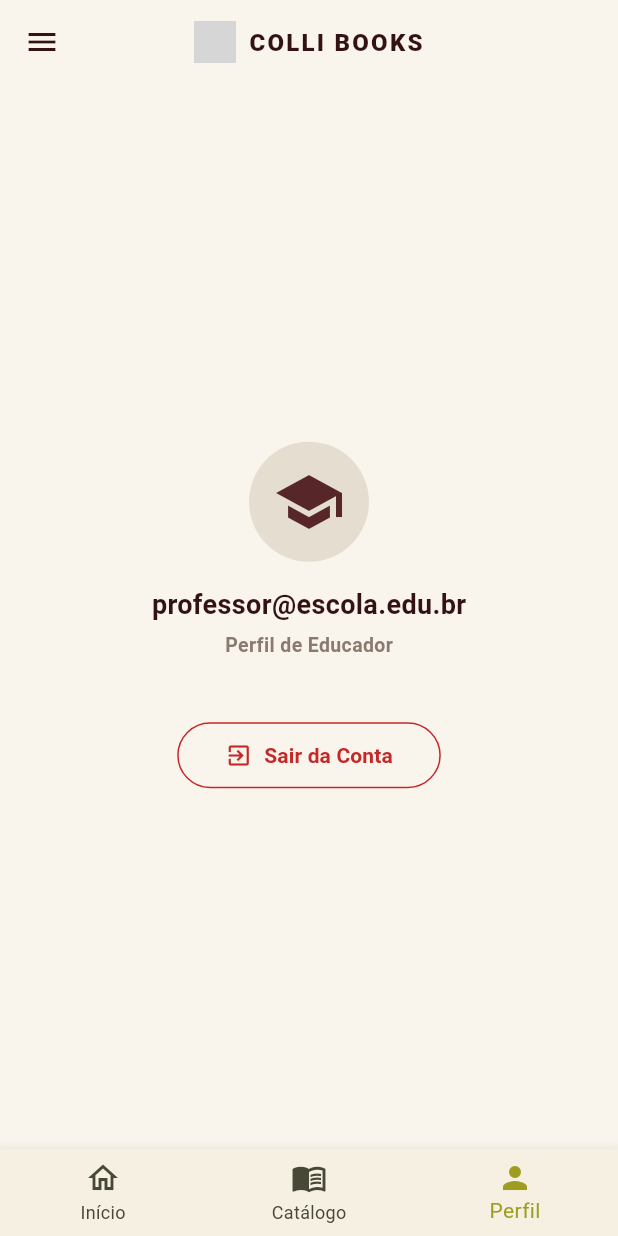
After one commit to Colli-Books/colli-books-frontend, a Flutter app: the ProfessorHomeScreen screen opened directly, item 3 of the bottom bar chosen, on a phone screen of 412 x 824 dp. The commit adds this screen. Run offline on Flutter 3.47's test engine with Material 3 defaults, Android fonts, the phone set to English and light mode, and no system bars; our stand-ins replace device_preview; network calls fail; grey boxes are pictures that could not be loaded.

Commit message:
feat: cria base da área do professor e configura login com perfil de educador

```diff
--- a/lib/features/auth/presentation/screens/login_screen.dart
+++ b/lib/features/auth/presentation/screens/login_screen.dart
@@ -1,6 +1,7 @@
 import 'package:flutter/material.dart';
 import '../../../admin/presentation/screens/admin_home_screen.dart';
 import '../../../institucional/presentation/screens/fale_conosco_screen.dart';
+import '../../../professor/presentation/screens/professor_home_screen.dart';
 
 class LoginScreen extends StatefulWidget {
   const LoginScreen({super.key});
@@ -23,10 +24,19 @@ class _LoginScreenState extends State<LoginScreen> {
         context,
         MaterialPageRoute<void>(builder: (context) => const AdminHomeScreen()),
       );
+    } else if ((email.toLowerCase() == 'professor' || email.contains('@')) && senha.isNotEmpty) {
+      Navigator.pushReplacement(
+        context,
+        MaterialPageRoute<void>(
+          builder: (context) => ProfessorHomeScreen(
+            professorEmail: email.contains('@') ? email : 'professor@escola.edu.br',
+          ),
+        ),
+      );
     } else {
       ScaffoldMessenger.of(context).showSnackBar(
         const SnackBar(
-          content: Text('Credenciais incorretas! Tente admin / 123'),
+          content: Text('Credenciais incorretas! Tente admin / 123 ou professor / 123'),
           backgroundColor: Colors.red,
         ),
       );
--- a/lib/features/obras/presentation/screens/catalogo_data.dart
+++ b/lib/features/obras/presentation/screens/catalogo_data.dart
@@ -3,7 +3,7 @@ class CatalogoData {
     'Educação Infantil',
     'Ensino Fundamental I',
     'Ensino Fundamental II',
-    'Ensino Médio'
+    'Ensino Médio',
   ];
 
   static List<String> temas = [
@@ -11,6 +11,37 @@ class CatalogoData {
     'Mistério',
     'Ficção Científica',
     'Bullying',
-    'Inclusão'
+    'Inclusão',
+  ];
+
+  static List<Map<String, dynamic>> livros = [
+    {
+      'title': 'O Mistério da Floresta',
+      'author': 'Ana Silva',
+      'escolaridades': ['Ensino Fundamental I', 'Ensino Fundamental II'],
+      'temas': ['Aventura', 'Mistério'],
+      'image': 'https://via.placeholder.com/150',
+    },
+    {
+      'title': 'O Pequeno Príncipe',
+      'author': 'Antoine de S.',
+      'escolaridades': ['Ensino Fundamental II'],
+      'temas': ['Ficção Científica'],
+      'image': 'https://via.placeholder.com/150',
+    },
+    {
+      'title': 'Aventuras no Espaço',
+      'author': 'Marcos',
+      'escolaridades': ['Ensino Fundamental I'],
+      'temas': ['Ficção Científica', 'Aventura'],
+      'image': 'https://via.placeholder.com/150',
+    },
+    {
+      'title': 'Histórias de Ninar',
+      'author': 'Clarice',
+      'escolaridades': ['Educação Infantil'],
+      'temas': ['Mistério', 'Inclusão'],
+      'image': 'https://via.placeholder.com/150',
+    },
   ];
 }
--- /dev/null
+++ b/lib/features/professor/presentation/screens/professor_home_screen.dart
@@ -0,0 +1,498 @@
+import 'package:flutter/material.dart';
+import 'package:url_launcher/url_launcher.dart';
+import '../../../../core/theme/colors.dart';
+import '../../../auth/presentation/screens/login_screen.dart';
+import '../../../institucional/presentation/screens/politica_privacidade_screen.dart';
+import '../../../institucional/presentation/screens/sobre_nos_screen.dart';
+import '../../../institucional/presentation/screens/termos_uso_screen.dart';
+import '../../../obras/presentation/screens/catalogo_data.dart';
+import '../widgets/navbar_professor.dart';
+
+class ProfessorHomeScreen extends StatefulWidget {
+  final String professorEmail;
+
+  const ProfessorHomeScreen({
+    super.key,
+    this.professorEmail = 'professor@escola.edu.br',
+  });
+
+  @override
+  State<ProfessorHomeScreen> createState() => _ProfessorHomeScreenState();
+}
+
+class _ProfessorHomeScreenState extends State<ProfessorHomeScreen> {
+  int _selectedIndex = 0;
+  String _searchCatalogo = '';
+  final List<String> _selectedEscolaridades = [];
+  final List<String> _selectedTemas = [];
+
+  Future<void> _abrirLink(String urlStr) async {
+    final Uri url = Uri.parse(urlStr);
+    if (!await launchUrl(url, mode: LaunchMode.externalApplication)) {
+      debugPrint('Não foi possível abrir o link: $urlStr');
+    }
+  }
+
+  @override
+  Widget build(BuildContext context) {
+    const backgroundColor = Color(0xFFF9F5EC);
+    const primaryTextColor = Color(0xFF331212);
+    const secondaryTextColor = Color(0xFF8C7A70);
+    const accentColor = Color(0xFFA1A32D);
+
+    return Scaffold(
+      backgroundColor: backgroundColor,
+      drawer: _buildDrawer(backgroundColor, primaryTextColor, secondaryTextColor),
+      appBar: AppBar(
+        backgroundColor: backgroundColor,
+        elevation: 0,
+        centerTitle: true,
+        iconTheme: const IconThemeData(color: primaryTextColor),
+        title: Row(
+          mainAxisSize: MainAxisSize.min,
+          children: [
+            Image.asset(
+              'assets/logo.png',
+              height: 32,
+              errorBuilder: (context, error, stackTrace) => const Icon(Icons.menu_book, color: accentColor, size: 28),
+            ),
+            const SizedBox(width: 8),
+            const Text(
+              'COLLI BOOKS',
+              style: TextStyle(
+                color: primaryTextColor,
+                fontWeight: FontWeight.w900,
+                letterSpacing: 1.5,
+                fontSize: 16,
+              ),
+            ),
+          ],
+        ),
+      ),
+      body: IndexedStack(
+        index: _selectedIndex,
+        children: [
+          _buildInicio(primaryTextColor, secondaryTextColor, accentColor),
+          _buildCatalogo(primaryTextColor, secondaryTextColor, accentColor),
+          _buildPerfil(primaryTextColor, secondaryTextColor),
+        ],
+      ),
+      bottomNavigationBar: NavbarProfessor(
+        currentIndex: _selectedIndex,
+        onTap: (index) {
+          setState(() {
+            _selectedIndex = index;
+          });
+        },
+      ),
+    );
+  }
+
+  Widget _buildInicio(Color primaryText, Color secondaryText, Color accentColor) {
+    return SingleChildScrollView(
+      padding: const EdgeInsets.symmetric(horizontal: 24.0, vertical: 24.0),
+      child: Column(
+        crossAxisAlignment: CrossAxisAlignment.start,
+        children: [
+          Row(
+            children: [
+              const CircleAvatar(
+                radius: 24,
+                backgroundColor: Color(0xFFE5DDD0),
+                child: Icon(Icons.school, color: AppColors.secondary, size: 28),
+              ),
+              const SizedBox(width: 16),
+              Expanded(
+                child: Column(
+                  crossAxisAlignment: CrossAxisAlignment.start,
+                  children: [
+                    Text(
+                      'Área do Educador',
+                      style: TextStyle(
+                        color: secondaryText,
+                        fontSize: 12,
+                        fontWeight: FontWeight.w700,
+                        letterSpacing: 0.5,
+                      ),
+                    ),
+                    const SizedBox(height: 2),
+                    Text(
+                      'Olá, Professor(a)',
+                      style: TextStyle(
+                        color: primaryText,
+                        fontSize: 22,
+                        fontWeight: FontWeight.w800,
+                      ),
+                    ),
+                  ],
+                ),
+              ),
+            ],
+          ),
+          const SizedBox(height: 24),
+          Container(
+            width: double.infinity,
+            padding: const EdgeInsets.all(20),
+            decoration: BoxDecoration(
+              color: Colors.white,
+              borderRadius: BorderRadius.circular(16),
+              border: Border.all(color: const Color(0xFFEBE8E0)),
+              boxShadow: [
+                BoxShadow(
+                  color: Colors.black.withValues(alpha: 0.02),
+                  blurRadius: 10,
+                  offset: const Offset(0, 4),
+                ),
+              ],
+            ),
+            child: Column(
+              crossAxisAlignment: CrossAxisAlignment.start,
+              children: [
+                Row(
+                  children: [
+                    Container(
+                      padding: const EdgeInsets.all(8),
+                      decoration: BoxDecoration(
+                        color: accentColor.withValues(alpha: 0.15),
+                        borderRadius: BorderRadius.circular(8),
+                      ),
+                      child: Icon(Icons.auto_stories, color: accentColor, size: 24),
+                    ),
+                    const SizedBox(width: 12),
+                    Expanded(
+                      child: Column(
+                        crossAxisAlignment: CrossAxisAlignment.start,
+                        children: [
+                          Text(
+                            'Acervo Literário Disponível',
+                            style: TextStyle(color: primaryText, fontSize: 16, fontWeight: FontWeight.bold),
+                          ),
+                          Text(
+                            '${CatalogoData.livros.length} obras para suas atividades pedagógicas',
+                            style: TextStyle(color: secondaryText, fontSize: 13),
+                          ),
+                        ],
+                      ),
+                    ),
+                  ],
+                ),
+                const SizedBox(height: 16),
+                SizedBox(
+                  width: double.infinity,
+                  child: ElevatedButton(
+                    onPressed: () {
+                      setState(() {
+                        _selectedIndex = 1;
+                      });
+                    },
+                    style: ElevatedButton.styleFrom(
+                      backgroundColor: accentColor,
+                      shape: RoundedRectangleBorder(borderRadius: BorderRadius.circular(12)),
+                      padding: const EdgeInsets.symmetric(vertical: 12),
+                    ),
+                    child: const Text(
+                      'Explorar Catálogo',
+                      style: TextStyle(color: Colors.white, fontWeight: FontWeight.bold),
+                    ),
+                  ),
+                ),
+              ],
+            ),
+          ),
+          const SizedBox(height: 32),
+          Text(
+            'Destaques Pedagógicos',
+            style: TextStyle(color: primaryText, fontSize: 18, fontWeight: FontWeight.bold),
+          ),
+          const SizedBox(height: 16),
+          ...CatalogoData.livros.take(3).map((Map<String, dynamic> book) {
+            final image = book['image'] as String? ?? '';
+            return Container(
+              margin: const EdgeInsets.only(bottom: 12),
+              padding: const EdgeInsets.all(16),
+              decoration: BoxDecoration(
+                color: Colors.white,
+                borderRadius: BorderRadius.circular(12),
+                border: Border.all(color: const Color(0xFFEBE8E0)),
+              ),
+              child: Row(
+                children: [
+                  ClipRRect(
+                    borderRadius: BorderRadius.circular(8),
+                    child: image.isNotEmpty
+                        ? Image.network(
+                            image,
+                            width: 50,
+                            height: 70,
+                            fit: BoxFit.cover,
+                            errorBuilder: (context, error, stackTrace) => Container(
+                              width: 50,
+                              height: 70,
+                              color: const Color(0xFFF0EBE1),
+                              child: const Icon(Icons.book, color: Color(0xFF8C7A70)),
+                            ),
+                          )
+                        : Container(
+                            width: 50,
+                            height: 70,
+                            color: const Color(0xFFF0EBE1),
+                            child: const Icon(Icons.book, color: Color(0xFF8C7A70)),
+                          ),
+                  ),
+                  const SizedBox(width: 16),
+                  Expanded(
+                    child: Column(
+                      crossAxisAlignment: CrossAxisAlignment.start,
+                      children: [
+                        Text(
+                          book['title'] as String,
+                          style: TextStyle(color: primaryText, fontWeight: FontWeight.bold, fontSize: 15),
+                          maxLines: 2,
+                          overflow: TextOverflow.ellipsis,
+                        ),
+                        const SizedBox(height: 4),
+                        Text(
+                          book['author'] as String,
+                          style: TextStyle(color: secondaryText, fontSize: 13),
+                        ),
+                      ],
+                    ),
+                  ),
+                ],
+              ),
+            );
+          }),
+        ],
+      ),
+    );
+  }
+
+  Widget _buildCatalogo(Color primaryText, Color secondaryText, Color accentColor) {
+    final filtered = CatalogoData.livros.where((Map<String, dynamic> book) {
+      final title = (book['title'] as String).toLowerCase();
+      final author = (book['author'] as String).toLowerCase();
+      final query = _searchCatalogo.toLowerCase();
+      final matchesSearch = title.contains(query) || author.contains(query);
+
+      final bookEsc = (book['escolaridades'] as List<dynamic>?)?.map((e) => e.toString()).toList() ?? [];
+      final matchesEsc = _selectedEscolaridades.isEmpty || _selectedEscolaridades.any((e) => bookEsc.contains(e));
+
+      final bookTemas = (book['temas'] as List<dynamic>?)?.map((t) => t.toString()).toList() ?? [];
+      final matchesTemas = _selectedTemas.isEmpty || _selectedTemas.any((t) => bookTemas.contains(t));
+
+      return matchesSearch && matchesEsc && matchesTemas;
+    }).toList();
+
+    return SingleChildScrollView(
+      padding: const EdgeInsets.symmetric(horizontal: 24.0, vertical: 24.0),
+      child: Column(
+        crossAxisAlignment: CrossAxisAlignment.start,
+        children: [
+          Text('Catálogo de Obras', style: TextStyle(color: primaryText, fontSize: 24, fontWeight: FontWeight.w800)),
+          const SizedBox(height: 8),
+          Text('Consulte o acervo para planejar suas aulas e leituras.', style: TextStyle(color: secondaryText, fontSize: 14)),
+          const SizedBox(height: 24),
+          TextField(
+            onChanged: (val) => setState(() => _searchCatalogo = val),
+            decoration: InputDecoration(
+              hintText: 'Buscar por título ou autor...',
+              hintStyle: TextStyle(color: secondaryText, fontSize: 14),
+              prefixIcon: Icon(Icons.search, color: secondaryText),
+              filled: true,
+              fillColor: Colors.white,
+              contentPadding: const EdgeInsets.symmetric(vertical: 0, horizontal: 16),
+              border: OutlineInputBorder(borderRadius: BorderRadius.circular(12), borderSide: const BorderSide(color: Color(0xFFEBE8E0))),
+              enabledBorder: OutlineInputBorder(borderRadius: BorderRadius.circular(12), borderSide: const BorderSide(color: Color(0xFFEBE8E0))),
+              focusedBorder: OutlineInputBorder(borderRadius: BorderRadius.circular(12), borderSide: BorderSide(color: accentColor)),
+            ),
+          ),
+          const SizedBox(height: 16),
+          Text(
+            '${filtered.length} obra(s) encontrada(s)',
+            style: TextStyle(color: secondaryText, fontSize: 14, fontWeight: FontWeight.bold),
+          ),
+          const SizedBox(height: 16),
+          ...filtered.map((Map<String, dynamic> book) {
+            final image = book['image'] as String? ?? '';
+            return Container(
+              margin: const EdgeInsets.only(bottom: 16),
+              padding: const EdgeInsets.all(16),
+              decoration: BoxDecoration(
+                color: Colors.white,
+                borderRadius: BorderRadius.circular(16),
+                border: Border.all(color: const Color(0xFFEBE8E0)),
+              ),
+              child: Row(
+                crossAxisAlignment: CrossAxisAlignment.start,
+                children: [
+                  ClipRRect(
+                    borderRadius: BorderRadius.circular(8),
+                    child: image.isNotEmpty
+                        ? Image.network(
+                            image,
+                            width: 60,
+                            height: 85,
+                            fit: BoxFit.cover,
+                            errorBuilder: (context, error, stackTrace) => Container(
+                              width: 60,
+                              height: 85,
+                              color: const Color(0xFFF0EBE1),
+                              child: const Icon(Icons.book, color: Color(0xFF8C7A70)),
+                            ),
+                          )
+                        : Container(
+                            width: 60,
+                            height: 85,
+                            color: const Color(0xFFF0EBE1),
+                            child: const Icon(Icons.book, color: Color(0xFF8C7A70)),
+                          ),
+                  ),
+                  const SizedBox(width: 16),
+                  Expanded(
+                    child: Column(
+                      crossAxisAlignment: CrossAxisAlignment.start,
+                      children: [
+                        Text(
+                          book['title'] as String,
+                          style: TextStyle(color: primaryText, fontWeight: FontWeight.bold, fontSize: 16),
+                        ),
+                        const SizedBox(height: 4),
+                        Text(
+                          book['author'] as String,
+                          style: TextStyle(color: secondaryText, fontSize: 13),
+                        ),
+                        const SizedBox(height: 8),
+                        Wrap(
+                          spacing: 4,
+                          runSpacing: 4,
+                          children: ((book['escolaridades'] as List<dynamic>?) ?? []).map((e) {
+                            return Container(
+                              padding: const EdgeInsets.symmetric(horizontal: 8, vertical: 2),
+                              decoration: BoxDecoration(
+                                color: const Color(0xFFF3EFE4),
+                                borderRadius: BorderRadius.circular(6),
+                              ),
+                              child: Text(e.toString(), style: const TextStyle(fontSize: 10, color: Color(0xFF4A2525), fontWeight: FontWeight.bold)),
+                            );
+                          }).toList(),
+                        ),
+                      ],
+                    ),
+                  ),
+                ],
+              ),
+            );
+          }),
+        ],
+      ),
+    );
+  }
+
+  Widget _buildPerfil(Color primaryText, Color secondaryText) {
+    return Center(
+      child: Column(
+        mainAxisAlignment: MainAxisAlignment.center,
+        children: [
+          const CircleAvatar(
+            radius: 40,
+            backgroundColor: Color(0xFFE5DDD0),
+            child: Icon(Icons.school, color: AppColors.secondary, size: 48),
+          ),
+          const SizedBox(height: 16),
+          Text(
+            widget.professorEmail,
+            style: TextStyle(color: primaryText, fontSize: 18, fontWeight: FontWeight.bold),
+          ),
+          const SizedBox(height: 4),
+          Text(
+            'Perfil de Educador',
+            style: TextStyle(color: secondaryText, fontSize: 13, fontWeight: FontWeight.w600),
+          ),
+          const SizedBox(height: 40),
+          OutlinedButton.icon(
+            onPressed: () {
+              Navigator.pushReplacement(
+                context,
+                MaterialPageRoute<void>(builder: (context) => const LoginScreen()),
+              );
+            },
+            icon: const Icon(Icons.exit_to_app, color: Color(0xFFC62828)),
+            label: const Text(
+              'Sair da Conta',
+              style: TextStyle(color: Color(0xFFC62828), fontWeight: FontWeight.bold),
+            ),
+            style: OutlinedButton.styleFrom(
+              side: const BorderSide(color: Color(0xFFC62828)),
+              padding: const EdgeInsets.symmetric(horizontal: 32, vertical: 12),
+              shape: RoundedRectangleBorder(borderRadius: BorderRadius.circular(24)),
+            ),
+          ),
+        ],
+      ),
+    );
+  }
+
+  Widget _buildDrawer(Color backgroundColor, Color primaryText, Color secondaryText) {
+    return Drawer(
+      backgroundColor: backgroundColor,
+      child: Column(
+        crossAxisAlignment: CrossAxisAlignment.stretch,
+        children: [
+          const SizedBox(height: 60),
+          Expanded(
+            child: ListView(
+              padding: EdgeInsets.zero,
+              children: [
+                _buildDrawerItem(Icons.library_books_outlined, 'Editora', primaryText, isLink: true, onTap: () => _abrirLink('https://www.collibooks.com/editora/')),
+                _buildDrawerItem(Icons.flag_outlined, 'PNLD', primaryText, isLink: true, onTap: () => _abrirLink('https://www.collibooks.com/pnld-2/')),
+                _buildDrawerItem(Icons.edit_note_outlined, 'Blog', primaryText, isLink: true, onTap: () => _abrirLink('https://www.collibooks.com/category/blog/')),
+                _buildDrawerItem(Icons.star_outline, 'Anima Kids', primaryText, isLink: true, onTap: () => _abrirLink('https://www.collibooks.com/anima-kids/')),
+                _buildDrawerItem(Icons.info_outline, 'Sobre Nós', primaryText, onTap: () {
+                  Navigator.push(context, MaterialPageRoute<void>(builder: (context) => const SobreNosScreen()));
+                }),
+              ],
+            ),
+          ),
+          const Divider(color: Color(0xFFEBE8E0), thickness: 1),
+          Padding(
+            padding: const EdgeInsets.all(24.0),
+            child: Column(
+              crossAxisAlignment: CrossAxisAlignment.start,
+              children: [
+                TextButton(
+                  onPressed: () {
+                    Navigator.push(context, MaterialPageRoute<void>(builder: (context) => const TermosUsoScreen()));
+                  },
+                  style: TextButton.styleFrom(padding: EdgeInsets.zero, alignment: Alignment.centerLeft),
+                  child: Text('Termos de Uso', style: TextStyle(color: primaryText, fontWeight: FontWeight.w600)),
+                ),
+                TextButton(
+                  onPressed: () {
+                    Navigator.push(context, MaterialPageRoute<void>(builder: (context) => const PoliticaPrivacidadeScreen()));
+                  },
+                  style: TextButton.styleFrom(padding: EdgeInsets.zero, alignment: Alignment.centerLeft),
+                  child: Text('Política de Privacidade', style: TextStyle(color: primaryText, fontWeight: FontWeight.w600)),
+                ),
+              ],
+            ),
+          ),
+        ],
+      ),
+    );
+  }
+
+  Widget _buildDrawerItem(IconData icon, String title, Color textColor, {bool isLink = false, VoidCallback? onTap}) {
+    return ListTile(
+      leading: Icon(icon, color: textColor),
+      title: Text(
+        title,
+        style: TextStyle(
+          color: textColor,
+          fontWeight: FontWeight.w600,
+          decoration: isLink ? TextDecoration.underline : null,
+        ),
+      ),
+      onTap: onTap,
+    );
+  }
+}
--- /dev/null
+++ b/lib/features/professor/presentation/widgets/navbar_professor.dart
@@ -0,0 +1,38 @@
+import 'package:flutter/material.dart';
+import '../../../../core/widgets/nvbar.dart';
+
+class NavbarProfessor extends StatelessWidget {
+  final int currentIndex;
+  final ValueChanged<int> onTap;
+
+  const NavbarProfessor({
+    super.key,
+    required this.currentIndex,
+    required this.onTap,
+  });
+
+  @override
+  Widget build(BuildContext context) {
+    return Navbar(
+      currentIndex: currentIndex,
+      onTap: onTap,
+      items: const [
+        BottomNavigationBarItem(
+          icon: Icon(Icons.home_outlined),
+          activeIcon: Icon(Icons.home),
+          label: 'Início',
+        ),
+        BottomNavigationBarItem(
+          icon: Icon(Icons.menu_book_outlined),
+          activeIcon: Icon(Icons.menu_book),
+          label: 'Catálogo',
+        ),
+        BottomNavigationBarItem(
+          icon: Icon(Icons.person_outline),
+          activeIcon: Icon(Icons.person),
+          label: 'Perfil',
+        ),
+      ],
+    );
+  }
+}
```
